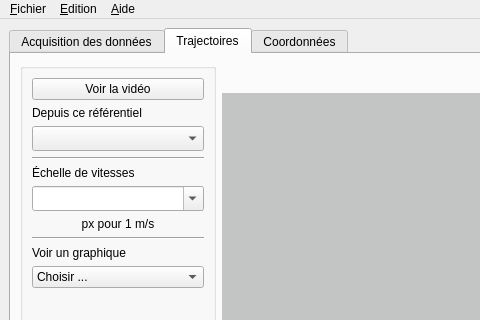
First picture: the form in src/pymecavideo.ui, repository rene-d/pymecavideo, before the edit; both pictures show x 0 to 480 and y 0 to 320 of the 882 by 643 pixel window.
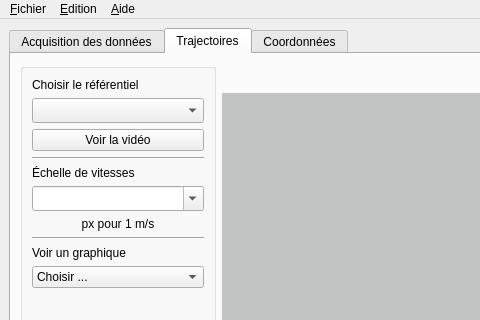
Second picture: the form after the edit. The open tabs and pages were chosen to show the change. Icons and pictures are not drawn. Custom widgets are drawn as their Qt base class.

Commit message: corrigé l'export vers OpenOffice

Diff of the .ui file:
```diff
--- a/src/pymecavideo.ui
+++ b/src/pymecavideo.ui
@@ -775,17 +775,10 @@
            <string/>
           </property>
           <layout class="QVBoxLayout" name="verticalLayout">
-           <item>
-            <widget class="QPushButton" name="button_video">
-             <property name="text">
-              <string>Voir la vidéo</string>
-             </property>
-            </widget>
-           </item>
            <item>
             <widget class="QLabel" name="label_8">
              <property name="text">
-              <string>Depuis ce référentiel</string>
+              <string>Choisir le référentiel</string>
              </property>
             </widget>
            </item>
@@ -799,6 +792,13 @@
              </property>
             </widget>
            </item>
+           <item>
+            <widget class="QPushButton" name="button_video">
+             <property name="text">
+              <string>Voir la vidéo</string>
+             </property>
+            </widget>
+           </item>
            <item>
             <widget class="Line" name="line_2">
              <property name="orientation">
```
Left out of the diff: 6 changed lines with no effect on the pictures. The commit also changes 1 other file.
